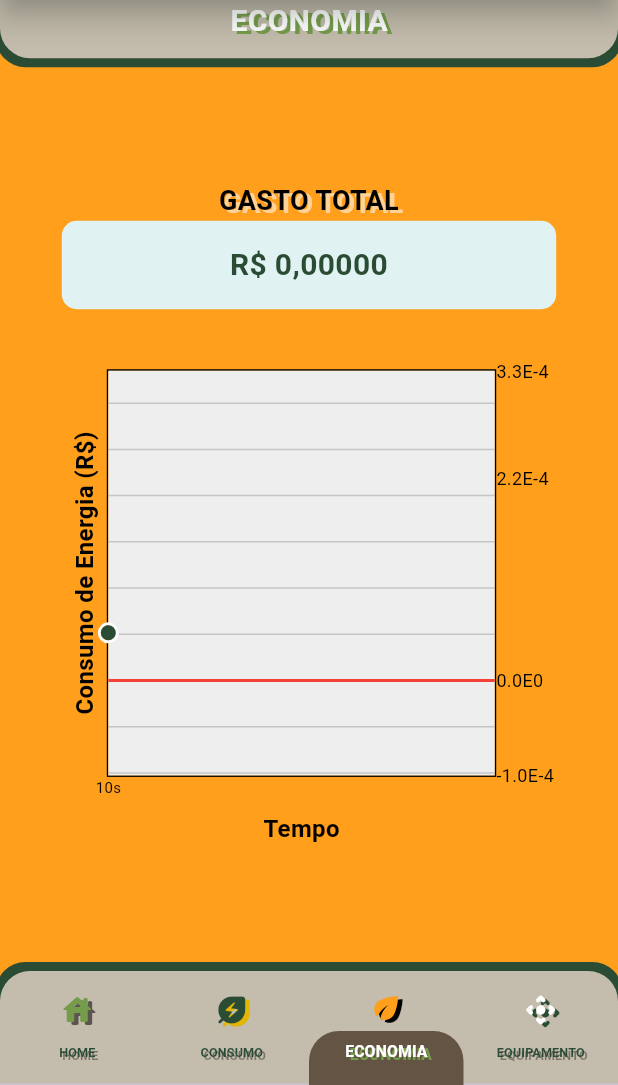
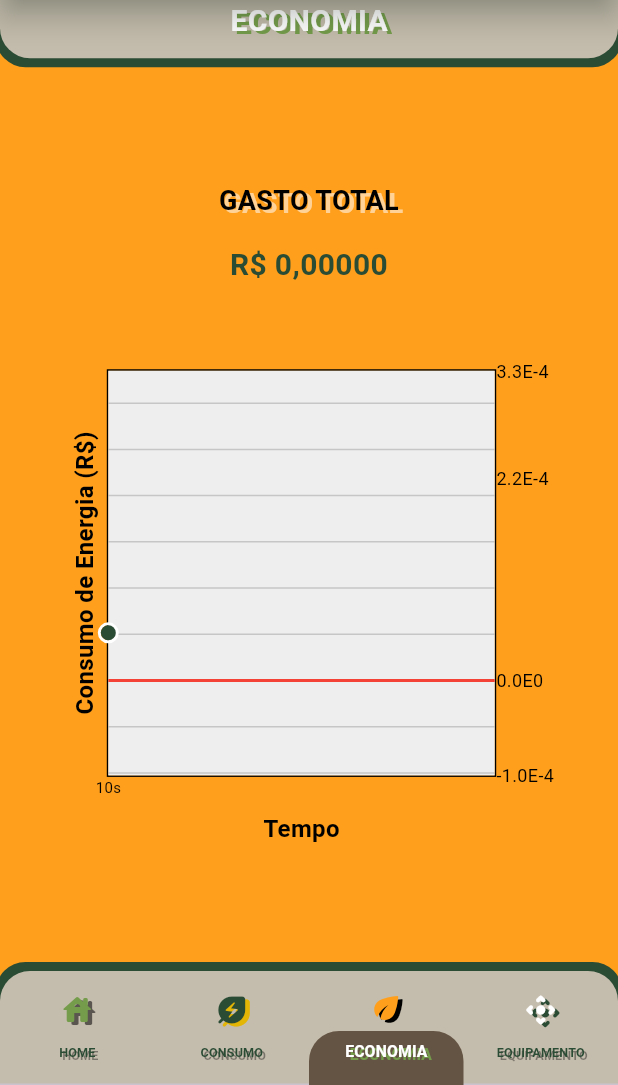
Before and after one commit to JoaoVictorRR-GitHub/EcoHome, a Flutter app: the screen it shows after launch, tab 3 chosen, on a phone screen of 412 x 824 dp, the part 151-1236 px from its top. Run offline on Flutter 3.47's test engine with Material 3 defaults, Android fonts, the phone set to English and light mode, and no system bars; drawn by our look-alikes of fl_chart.

Commit message:
Style: Ajuste nas cores da página.

```diff
--- a/lib/Economia/area_economia.dart
+++ b/lib/Economia/area_economia.dart
@@ -34,7 +34,7 @@ class _PaginaEconomiaState extends State<PaginaEconomia> {
             ),
             Container(
               padding: const EdgeInsets.all(15),
-              decoration: BoxDecoration(borderRadius: borderRadius10, color:  Colors.teal[50]),
+              decoration: BoxDecoration(borderRadius: borderRadius10),  // color: Colors.grey[200]),
               child: Text(
                 NumberFormat.simpleCurrency(locale: 'pt_BR', decimalDigits: 5).format(gastoTotal),
                 style: const TextStyle(fontSize: 20, color: verdeThemeI, fontWeight: FontWeight.bold),
```
